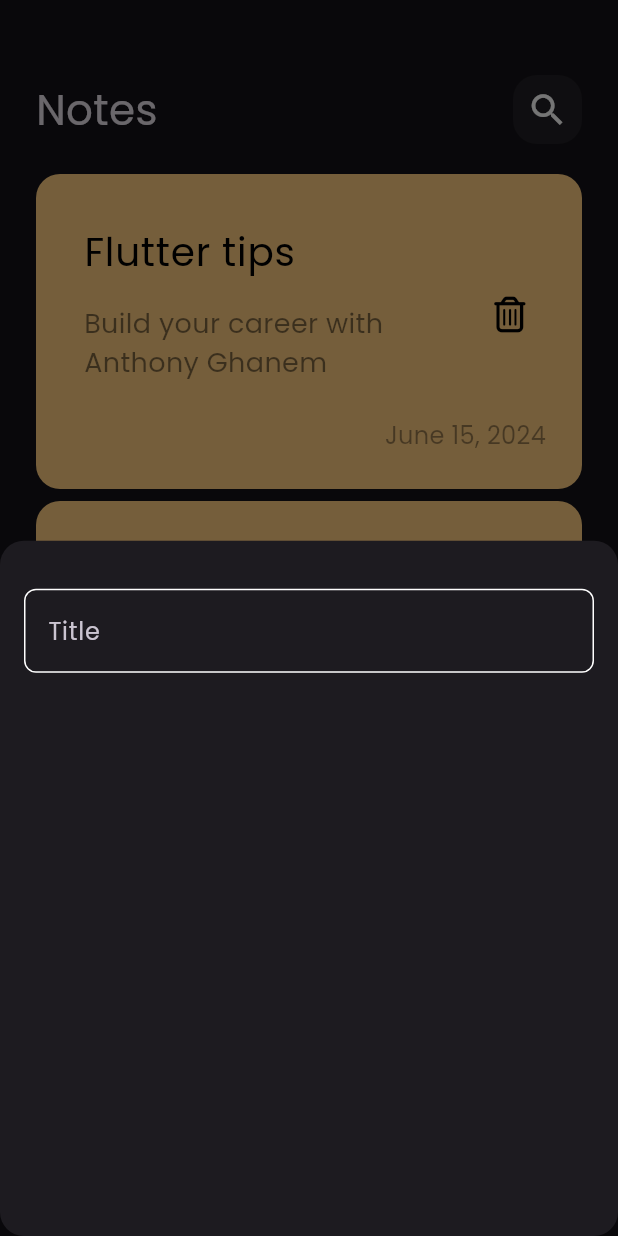
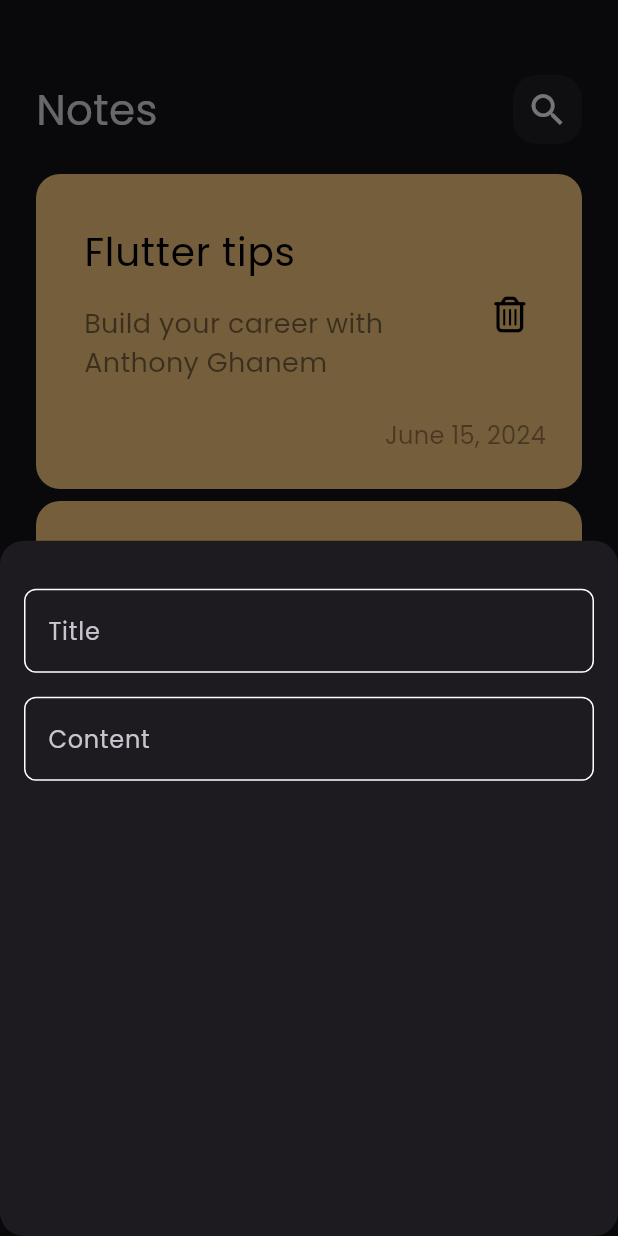
Before and after one commit to AnthonyGh11/notes_app, a Flutter app: the screen it shows after launch, after a tap on the "add" icon, on a phone screen of 412 x 824 dp. Run offline on Flutter 3.47's test engine with Material 3 defaults, Android fonts, the phone set to English and light mode, and no system bars; our stand-ins replace font_awesome_flutter.

Commit message:
add fields to notes bottom sheet

```diff
--- a/lib/views/widgets/add_note_bottom_sheet.dart
+++ b/lib/views/widgets/add_note_bottom_sheet.dart
@@ -13,7 +13,16 @@ class AddNoteBottomSheet extends StatelessWidget {
           SizedBox(
             height: 32,
           ),
-          CustomTextField()
+          CustomTextField(
+            hint: 'Title',
+          ),
+          SizedBox(
+            height: 16,
+          ),
+          CustomTextField(
+            hint: 'Content',
+            maxLines: 5,
+          ),
         ],
       ),
     );
--- a/lib/views/widgets/custom_textfield.dart
+++ b/lib/views/widgets/custom_textfield.dart
@@ -2,14 +2,17 @@ import 'package:flutter/material.dart';
 import 'package:notes_app/constants.dart';
 
 class CustomTextField extends StatelessWidget {
-  const CustomTextField({super.key});
+  const CustomTextField({super.key, required this.hint, this.maxLines = 1});
 
+  final String hint;
+  final int maxLines;
   @override
   Widget build(BuildContext context) {
     return TextField(
       cursorColor: kPrimaryColor,
       decoration: InputDecoration(
-        hintText: 'Title',
+        hintMaxLines: maxLines,
+        hintText: hint,
         border: buildBorder(), //border in general
         enabledBorder:
             buildBorder(), // border if it is enabled, colors apply to it
```
